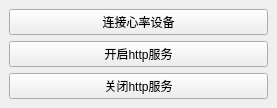
Before: the Qt Designer form ui/ui_main.ui in a78cat/miband-heart-rate, drawn with Qt 5.
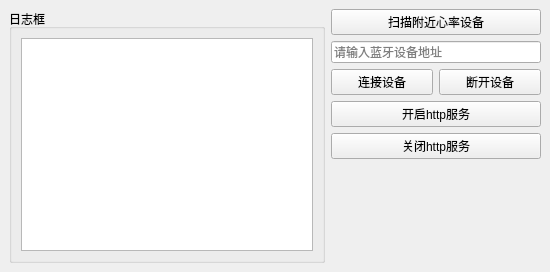
After: the same form once the commit is applied.

Diff of the .ui file:
```diff
--- a/ui/ui_main.ui
+++ b/ui/ui_main.ui
@@ -6,24 +6,77 @@
    <rect>
     <x>0</x>
     <y>0</y>
-    <width>277</width>
-    <height>104</height>
+    <width>550</width>
+    <height>272</height>
    </rect>
   </property>
   <property name="windowTitle">
    <string>MainWindow</string>
   </property>
   <widget class="QWidget" name="centralwidget">
-   <layout class="QHBoxLayout" name="horizontalLayout" stretch="1">
+   <layout class="QHBoxLayout" name="horizontalLayout" stretch="3,2">
     <item>
-     <layout class="QVBoxLayout" name="verticalLayout">
+     <layout class="QVBoxLayout" name="verticalLayout_2">
       <item>
-       <widget class="QPushButton" name="pushButton_connectDevice">
+       <widget class="QGroupBox" name="groupBox">
+        <property name="title">
+         <string>日志框</string>
+        </property>
+        <layout class="QGridLayout" name="gridLayout">
+         <item row="0" column="0">
+          <widget class="QTextBrowser" name="textBrowser"/>
+         </item>
+        </layout>
+       </widget>
+      </item>
+     </layout>
+    </item>
+    <item>
+     <layout class="QVBoxLayout" name="verticalLayout" stretch="1,0,1,1,1,0">
+      <property name="sizeConstraint">
+       <enum>QLayout::SizeConstraint::SetDefaultConstraint</enum>
+      </property>
+      <item>
+       <widget class="QPushButton" name="pushButton_findDevice">
         <property name="text">
-         <string>连接心率设备</string>
+         <string>扫描附近心率设备</string>
         </property>
        </widget>
       </item>
+      <item>
+       <widget class="QLineEdit" name="lineEdit">
+        <property name="inputMask">
+         <string/>
+        </property>
+        <property name="text">
+         <string/>
+        </property>
+        <property name="readOnly">
+         <bool>false</bool>
+        </property>
+        <property name="placeholderText">
+         <string>请输入蓝牙设备地址</string>
+        </property>
+       </widget>
+      </item>
+      <item>
+       <layout class="QHBoxLayout" name="horizontalLayout_3">
+        <item>
+         <widget class="QPushButton" name="pushButton">
+          <property name="text">
+           <string>连接设备</string>
+          </property>
+         </widget>
+        </item>
+        <item>
+         <widget class="QPushButton" name="pushButton_2">
+          <property name="text">
+           <string>断开设备</string>
+          </property>
+         </widget>
+        </item>
+       </layout>
+      </item>
       <item>
        <widget class="QPushButton" name="pushButton_openHttp">
         <property name="text">
@@ -38,6 +91,19 @@
         </property>
        </widget>
       </item>
+      <item>
+       <spacer name="verticalSpacer_2">
+        <property name="orientation">
+         <enum>Qt::Orientation::Vertical</enum>
+        </property>
+        <property name="sizeHint" stdset="0">
+         <size>
+          <width>20</width>
+          <height>4000</height>
+         </size>
+        </property>
+       </spacer>
+      </item>
      </layout>
     </item>
    </layout>
```
